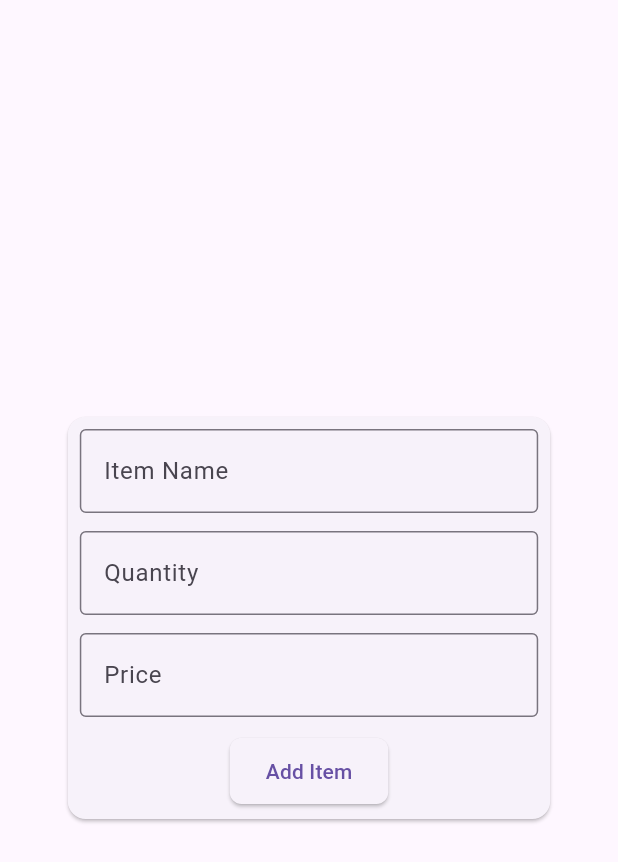
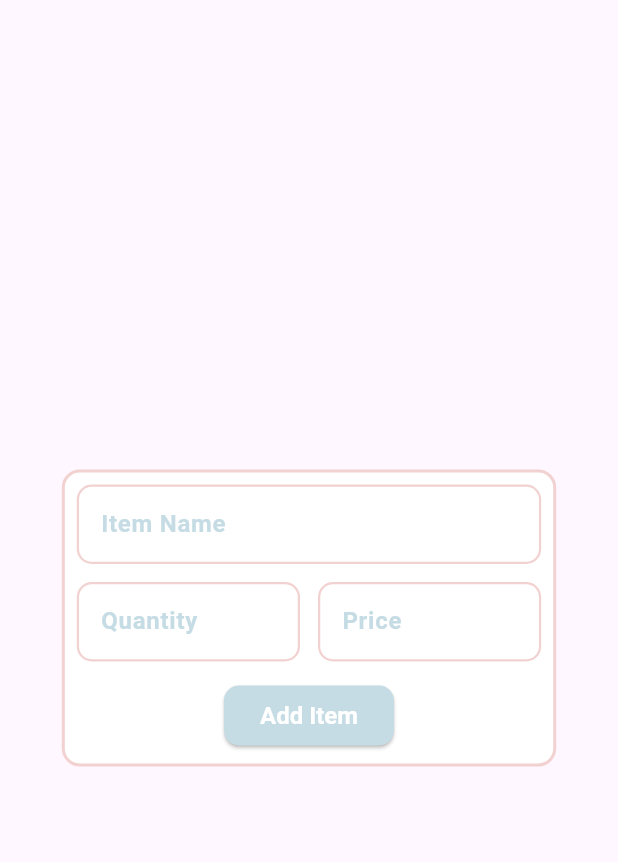
Before and after one commit to noctisbeta/shopping_list, a Flutter app: the AddItemDialog widget shown alone on an empty page, opened directly with empty values, on a phone screen of 412 x 824 dp. Shown: the top 862 px of the screen. Run offline on Flutter 3.47's test engine with Material 3 defaults, Android fonts, the phone set to English and light mode, and no system bars; our stand-ins replace dio, go_router; network calls fail.

Commit message:
ui refactor

```diff
--- a/lib/add_item_dialog.dart
+++ b/lib/add_item_dialog.dart
@@ -1,4 +1,8 @@
 import 'package:flutter/material.dart';
+import 'package:shopping_list/components/my_elevated_button.dart';
+import 'package:shopping_list/components/my_loading_indicator.dart';
+import 'package:shopping_list/components/my_text_field.dart';
+import 'package:shopping_list/constants/colors.dart';
 import 'package:shopping_list/shopping_list_item.dart';
 import 'package:shopping_list/shopping_list_service.dart';
 
@@ -64,17 +68,22 @@ class _AddItemDialogState extends State<AddItemDialog> {
       child: Center(
         child: SizedBox(
           width: MediaQuery.of(context).size.width * 0.8,
-          child: Card(
-            child: Padding(
+          child: Container(
             padding: const EdgeInsets.all(8),
+            decoration: BoxDecoration(
+              borderRadius: BorderRadius.circular(12),
+              color: Colors.white,
+              border: Border.all(
+                color: kSecondaryColor,
+                width: 2,
+              ),
+            ),
             child: Column(
               mainAxisSize: MainAxisSize.min,
               children: [
-                  TextField(
-                    decoration: const InputDecoration(
-                      border: OutlineInputBorder(),
-                      labelText: 'Item Name',
-                    ),
+                MyTextField(
+                  label: 'Item Name',
+                  inverted: true,
                   onChanged: (value) {
                     itemName = value;
                   },
@@ -82,46 +91,43 @@ class _AddItemDialogState extends State<AddItemDialog> {
                 const SizedBox(
                   height: 12,
                 ),
-                  TextField(
+                Row(
+                  mainAxisSize: MainAxisSize.min,
+                  children: [
+                    Expanded(
+                      child: MyTextField(
+                        label: 'Quantity',
+                        inverted: true,
                         keyboardType: TextInputType.number,
-                    decoration: const InputDecoration(
-                      border: OutlineInputBorder(),
-                      labelText: 'Quantity',
-                    ),
                         onChanged: (value) {
                           quantity = int.parse(value);
                         },
                       ),
+                    ),
                     const SizedBox(
-                    height: 12,
+                      width: 12,
                     ),
-                  TextField(
+                    Expanded(
+                      child: MyTextField(
+                        label: 'Price',
+                        inverted: true,
                         keyboardType: TextInputType.number,
-                    decoration: const InputDecoration(
-                      border: OutlineInputBorder(),
-                      labelText: 'Price',
-                    ),
                         onChanged: (value) {
                           price = double.parse(value);
                         },
+                      ),
+                    ),
+                  ],
                 ),
                 const SizedBox(
                   height: 12,
                 ),
                 switch (loading) {
-                    true => const CircularProgressIndicator(),
-                    false => ElevatedButton(
+                  true => const MyLoadingIndicator(),
+                  false => MyElevatedButton(
+                      label: 'Add Item',
+                      backgroundColor: kQuaternaryColor,
                       onPressed: handleAddItem,
-                        style: ElevatedButton.styleFrom(
-                          shape: RoundedRectangleBorder(
-                            borderRadius: BorderRadius.circular(8),
-                          ),
-                          padding: const EdgeInsets.symmetric(
-                            vertical: 12,
-                            horizontal: 24,
-                          ),
-                        ),
-                        child: const Text('Add Item'),
                     ),
                 },
               ],
@@ -129,7 +135,6 @@ class _AddItemDialogState extends State<AddItemDialog> {
           ),
         ),
       ),
-      ),
     );
   }
 }
--- a/lib/components/my_text_field.dart
+++ b/lib/components/my_text_field.dart
@@ -4,13 +4,22 @@ import 'package:shopping_list/constants/colors.dart';
 class MyTextField extends StatefulWidget {
   const MyTextField({
     required this.onChanged,
+    required this.label,
+    this.keyboardType = TextInputType.text,
+    this.inverted = false,
     this.maxLength,
     super.key,
   });
 
+  final String label;
+
   final int? maxLength;
 
   final void Function(String) onChanged;
+
+  final TextInputType keyboardType;
+
+  final bool inverted;
 
   @override
   State<MyTextField> createState() => _MyTextFieldState();
@@ -22,6 +31,7 @@ class _MyTextFieldState extends State<MyTextField> {
   @override
   Widget build(BuildContext context) {
     return TextField(
+      keyboardType: widget.keyboardType,
       onChanged: (String value) {
         setState(() {
           enteredText = value;
@@ -37,46 +47,46 @@ class _MyTextFieldState extends State<MyTextField> {
         required int? maxLength,
       }) =>
           null,
-      style: const TextStyle(
+      style: TextStyle(
         fontSize: 14,
         fontWeight: FontWeight.bold,
-        color: kQuaternaryColor,
+        color: widget.inverted ? kSecondaryColor : kQuaternaryColor,
       ),
-      cursorColor: kQuaternaryColor,
+      cursorColor: widget.inverted ? kSecondaryColor : kQuaternaryColor,
       decoration: InputDecoration(
         suffix: switch (widget.maxLength) {
           int() => Text(
               '${enteredText.length}/${widget.maxLength}',
-              style: const TextStyle(
-                color: kSecondaryColor,
+              style: TextStyle(
+                color: widget.inverted ? kQuaternaryColor : kSecondaryColor,
                 fontWeight: FontWeight.bold,
               ),
             ),
           null => null,
         },
-        focusColor: kPrimaryColor,
-        hoverColor: kPrimaryColor,
-        labelText: 'Room code',
-        labelStyle: const TextStyle(
-          color: kSecondaryColor,
+        focusColor: widget.inverted ? kTernaryColor : kPrimaryColor,
+        hoverColor: widget.inverted ? kTernaryColor : kPrimaryColor,
+        labelText: widget.label,
+        labelStyle: TextStyle(
+          color: widget.inverted ? kQuaternaryColor : kSecondaryColor,
           fontWeight: FontWeight.bold,
         ),
-        floatingLabelStyle: const TextStyle(
-          color: kQuaternaryColor,
-          decorationColor: kSecondaryColor,
+        floatingLabelStyle: TextStyle(
+          color: widget.inverted ? kSecondaryColor : kQuaternaryColor,
+          decorationColor: widget.inverted ? kQuaternaryColor : kSecondaryColor,
           fontWeight: FontWeight.bold,
         ),
         focusedBorder: OutlineInputBorder(
           borderRadius: BorderRadius.circular(10),
-          borderSide: const BorderSide(
-            color: kSecondaryColor,
+          borderSide: BorderSide(
+            color: widget.inverted ? kQuaternaryColor : kSecondaryColor,
             width: 1.5,
           ),
         ),
         enabledBorder: OutlineInputBorder(
           borderRadius: BorderRadius.circular(10),
-          borderSide: const BorderSide(
-            color: kQuaternaryColor,
+          borderSide: BorderSide(
+            color: widget.inverted ? kSecondaryColor : kQuaternaryColor,
             width: 1.5,
           ),
         ),
--- a/lib/shopping_list_item.dart
+++ b/lib/shopping_list_item.dart
@@ -2,10 +2,12 @@ class ShoppingListItem {
   final String name;
   final int quantity;
   final double price;
+  bool isBought;
 
-  const ShoppingListItem({
+  ShoppingListItem({
     required this.name,
     required this.quantity,
     required this.price,
+    this.isBought = false,
   });
 }
```
Also changed, not shown: lib/components/my_loading_indicator.dart (added, +26 -0 lines), lib/entry_view.dart (+3 -11 lines), lib/room_view.dart (+79 -9 lines). Lines whose indentation alone changed are shown as unchanged.
